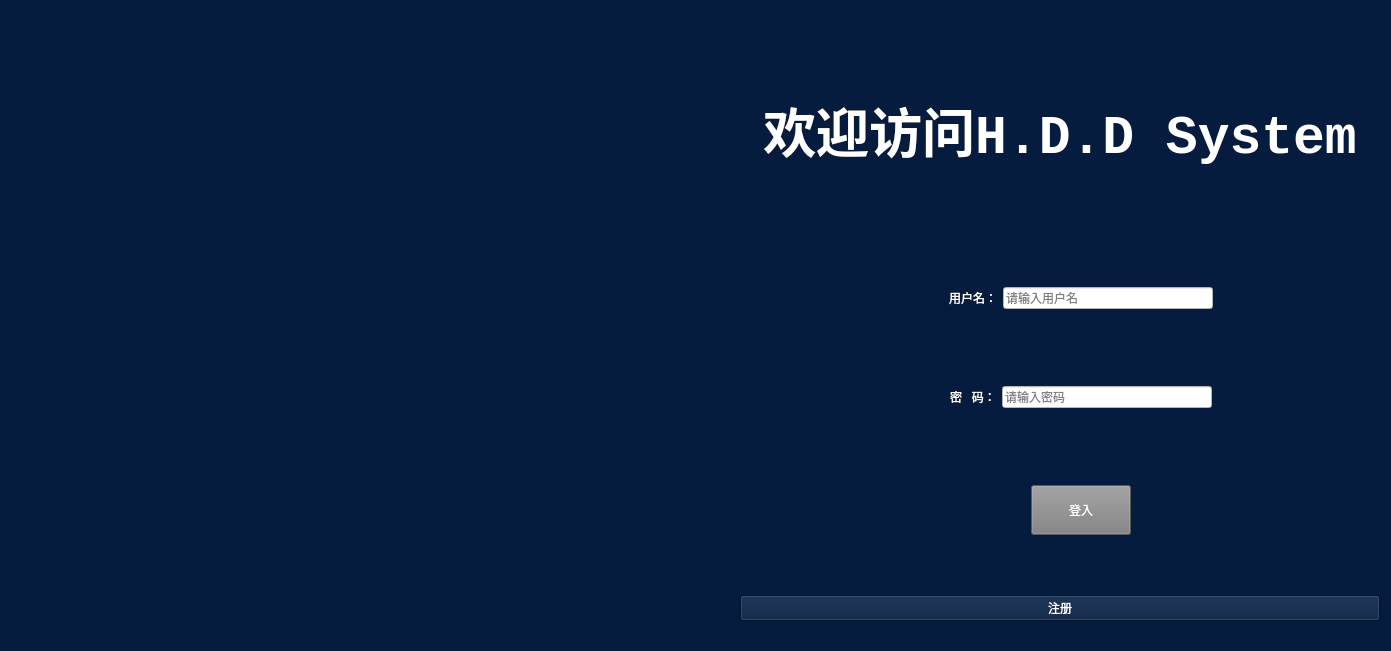
This is app/login.ui in SISUBEN/FairySearch as Qt 5 draws it before an edit. The edited form follows.
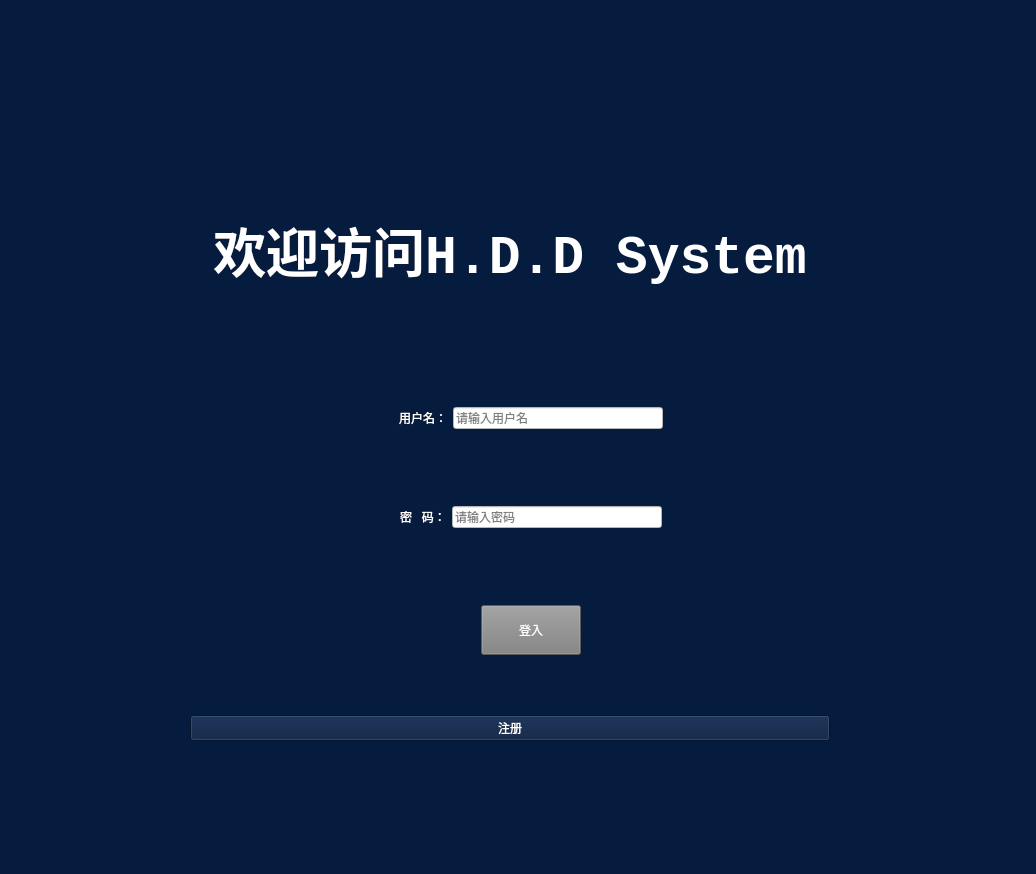
This is the edited form. Icons and pictures are not drawn.

Diff of the .ui file:
```diff
--- a/app/login.ui
+++ b/app/login.ui
@@ -6,20 +6,20 @@
    <rect>
     <x>0</x>
     <y>0</y>
-    <width>1391</width>
-    <height>651</height>
+    <width>1036</width>
+    <height>874</height>
    </rect>
   </property>
   <property name="minimumSize">
    <size>
-    <width>1391</width>
-    <height>651</height>
+    <width>0</width>
+    <height>0</height>
    </size>
   </property>
   <property name="maximumSize">
    <size>
-    <width>1391</width>
-    <height>651</height>
+    <width>16777215</width>
+    <height>16777215</height>
    </size>
   </property>
   <property name="focusPolicy">
@@ -34,27 +34,11 @@
   <property name="styleSheet">
    <string notr="true">background-color: #061c3e;</string>
   </property>
-  <widget class="QLabel" name="label_3">
-   <property name="geometry">
-    <rect>
-     <x>10</x>
-     <y>-10</y>
-     <width>801</width>
-     <height>671</height>
-    </rect>
-   </property>
-   <property name="text">
-    <string/>
-   </property>
-   <property name="pixmap">
-    <pixmap resource="assets/resources.qrc">:/images/images/login.png</pixmap>
-   </property>
-  </widget>
   <widget class="QWidget" name="layoutWidget">
    <property name="geometry">
     <rect>
-     <x>740</x>
-     <y>30</y>
+     <x>190</x>
+     <y>150</y>
      <width>682</width>
      <height>591</height>
     </rect>
```
Left out of the diff: 7 changed lines with no effect on the pictures.
